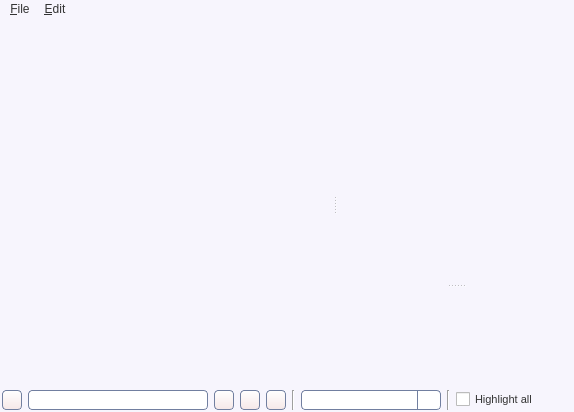
itds-consulting/yate, file share/skins/default/archive.ui: the form before one commit.
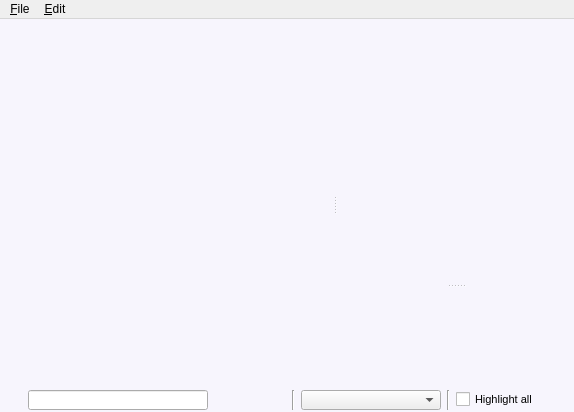
The form after the commit. Icons and pictures are not drawn.

Commit message: Added application stylesheet file. Removed global stylesheet from UI files. Increased font size.

```diff
--- a/share/skins/default/archive.ui
+++ b/share/skins/default/archive.ui
@@ -31,94 +31,6 @@
    <string>QWidget#archive {
   background:#f7f5fd;
 }
-QMenu {
-  border: 1px solid #717fa0;
-  background: #ffffff;
-  selection-color: #ffffff;
-  selection-background-color: #48a4d7;
-  color:#333333;
-}
-QMenu::item:disabled { color: #bbbbbb;}
-QMenu::separator { color: #a9c2c2;}
-QLineEdit {
-  color:#333333;
-  border: 1px solid #717fa0;
-  border-radius: 4px;
-}
-QAbstractButton { font-size: 11px; color: #333333; }
-QToolButton {
-  border: 1px solid #717fa0;
-  border-radius: 4px;
-  background: qlineargradient(x1: 0, y1: 0, x2: 0, y2: 1, stop: 0 #ffffff, stop: 1 #f6e8e8);
-}
-QToolButton:hover { background: qlineargradient(x1: 0, y1: 0, x2: 0, y2: 1, stop: 0 #ffffff, stop: 1 #f9f3f3); }
-QToolButton:pressed { background: qlineargradient(x1: 0, y1: 0, x2: 0, y2: 1, stop: 0 #f6e8e8, stop: 1 #ffffff); }
-QPushButton {
-  border: 1px solid #717fa0;
-  border-radius: 4px;
-  background: qlineargradient(x1: 0, y1: 0, x2: 0, y2: 1, stop: 0 #ffffff, stop: 1 #f6e8e8);
-}
-QPushButton:hover { background: qlineargradient(x1: 0, y1: 0, x2: 0, y2: 1, stop: 0 #ffffff, stop: 1 #f9f3f3); }
-QPushButton:pressed { background: qlineargradient(x1: 0, y1: 0, x2: 0, y2: 1, stop: 0 #f6e8e8, stop: 1 #ffffff); }
-QComboBox::down-arrow { image: url(cb_arrow.png); }
-QComboBox::down-arrow:on { top: 1px; left: 1px; }
-QComboBox {
-  padding-left: 2px;
-  padding-right: 25px;
-  border: 1px solid #717fa0;
-  border-radius: 4px;
-}
-QComboBox::drop-down {
-  width: 22px;
-  border-left: 1px solid #717fa0;
-}
-QCheckBox::indicator:checked { image: url(checkbox_on.png); }
-QCheckBox::indicator:unchecked { image: url(checkbox_off.png); }
-QRadioButton::indicator:checked { image: url(radio_on.png); }
-QRadioButton::indicator:unchecked { image: url(radio_off.png); }
-QScrollBar { border: 1px solid #717fa0; background: white; }
-QScrollBar::handle {
-  background: qlineargradient(x1: 0, y1: 0, x2: 0, y2: 1, stop: 0 #ffffff, stop: 1 #f6e8e8);
-  border: 1px solid #717fa0;
-}
-QScrollBar:vertical {
-  width: 14px;
-  margin: 16px 0px 16px 0px;
-  border-top: 0px;
-  border-bottom: 0px;
-  border-right: 0px;
-}
-QScrollBar:horizontal {
-  height: 14px;
-  margin: 0px 16px 0px 16px;
-  border-left: 0px;
-  border-right: 0px;
-  border-bottom: 0px;
-}
-QScrollBar::add-line {
-  height: 13px;
-  width: 13px;
-  border: 1px solid #717fa0;
-  subcontrol-origin: margin;
-  background: qlineargradient(x1: 0, y1: 0, x2: 0, y2: 1, stop: 0 #ffffff, stop: 1 #f6e8e8);
-}
-QScrollBar::sub-line {
-  height: 13px;
-  width: 13px;
-  border: 1px solid #717fa0;
-  subcontrol-origin: margin;
-  background: qlineargradient(x1: 0, y1: 0, x2: 0, y2: 1, stop: 0 #ffffff, stop: 1 #f6e8e8);
-}
-QScrollBar::handle:vertical { border-left: 0px; border-right: 0px; }
-QScrollBar::handle:horizontal { border-top: 0px; border-bottom: 0px; }
-QScrollBar::add-line:vertical { subcontrol-position: bottom; image: url(scroll_down.png); height: 14px; }
-QScrollBar::sub-line:vertical { subcontrol-position: top; image: url(scroll_up.png); height: 14px; }
-QScrollBar::add-line:horizontal { subcontrol-position: right; image: url(scroll_right.png); width: 14px; }
-QScrollBar::sub-line:horizontal { subcontrol-position: left; image: url(scroll_left.png); width: 14px; }
-QScrollBar::up-arrow:pressed { border: 1px solid #717fa0; }
-QScrollBar::down-arrow:pressed { border: 1px solid #717fa0; }
-QScrollBar::left-arrow:pressed { border: 1px solid #717fa0; }
-QScrollBar::right-arrow:pressed { border: 1px solid #717fa0; }
 </string>
   </property>
   <layout class="QVBoxLayout" >
@@ -139,24 +51,6 @@
    </property>
    <item>
     <widget class="QMenuBar" name="menu" >
-     <property name="styleSheet" >
-      <string>QMenuBar { background-color:transparent;}
-QMenuBar::item { color:#333333; }
-QMenuBar::item:selected {
-  background-color: #48a4d7;
-  color: #ffffff;
-}
-QMenu {
-  border: 1px solid #717fa0;
-  background: #ffffff;
-  selection-color: #ffffff;
-  selection-background-color: #48a4d7;
-  color:#333333;
-}
-QMenu::item:disabled { color: #bbbbbb;}
-QMenu::separator { color: #a9c2c2;}
-</string>
-     </property>
      <widget class="QMenu" name="menuFile" >
       <property name="title" >
        <string>&amp;File</string>
```
The commit also changes 26 other files.
